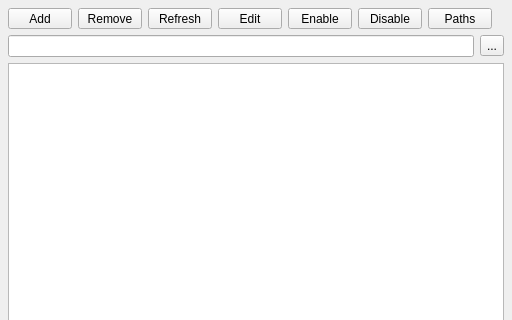
mjbonnington/icarus-gps, file core/ui/job_management_ui.ui: the form before one commit; both pictures show x 0 to 512 and y 0 to 320 of the 512 by 512 pixel window.
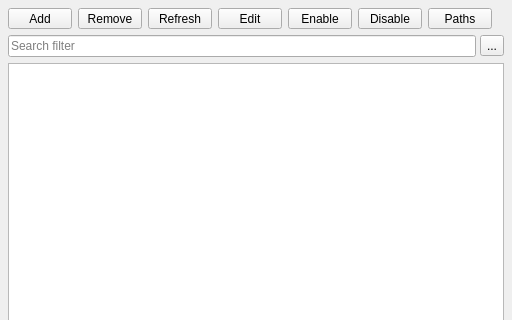
The form after the commit. Icons and pictures are not drawn.

The edit to the form file:
```diff
--- a/core/ui/job_management_ui.ui
+++ b/core/ui/job_management_ui.ui
@@ -17,6 +17,9 @@
    <bool>true</bool>
   </property>
   <layout class="QVBoxLayout" name="verticalLayout">
+   <property name="spacing">
+    <number>6</number>
+   </property>
    <property name="margin">
     <number>8</number>
    </property>
@@ -259,12 +262,31 @@
     </widget>
    </item>
    <item>
+    <widget class="QFrame" name="searchFilter_frame">
+     <property name="frameShape">
+      <enum>QFrame::NoFrame</enum>
+     </property>
+     <property name="frameShadow">
+      <enum>QFrame::Plain</enum>
+     </property>
+     <property name="lineWidth">
+      <number>0</number>
+     </property>
     <layout class="QHBoxLayout" name="searchFilter_horizontalLayout">
+      <property name="spacing">
+       <number>4</number>
+      </property>
+      <property name="margin">
+       <number>0</number>
+      </property>
      <item>
       <widget class="QLineEdit" name="searchFilter_lineEdit">
        <property name="toolTip">
         <string>&lt;html&gt;&lt;head/&gt;&lt;body&gt;&lt;p&gt;Search filter box&lt;/p&gt;&lt;/body&gt;&lt;/html&gt;</string>
        </property>
+        <property name="placeholderText">
+         <string>Search filter</string>
+        </property>
       </widget>
      </item>
      <item>
@@ -289,6 +311,7 @@
       </widget>
      </item>
     </layout>
+    </widget>
    </item>
    <item>
     <widget class="QListWidget" name="jobs_listWidget">
```
Left out of the diff: 5 changed lines with no effect on the pictures. Lines whose indentation alone changed are shown as unchanged.
